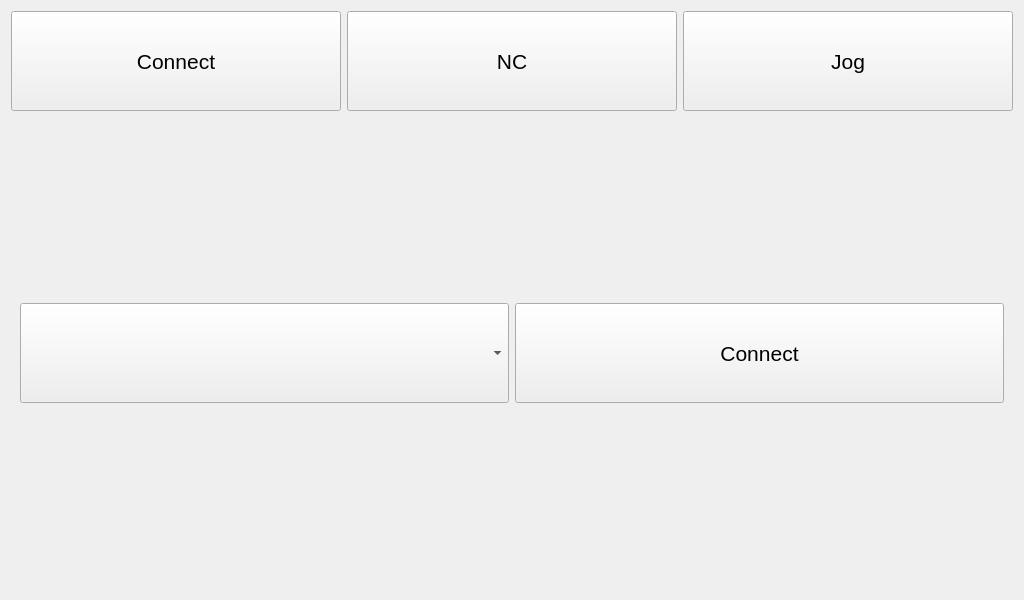
Qt form views/viewMain.ui (Begus001/PyCncTouch) before a commit.
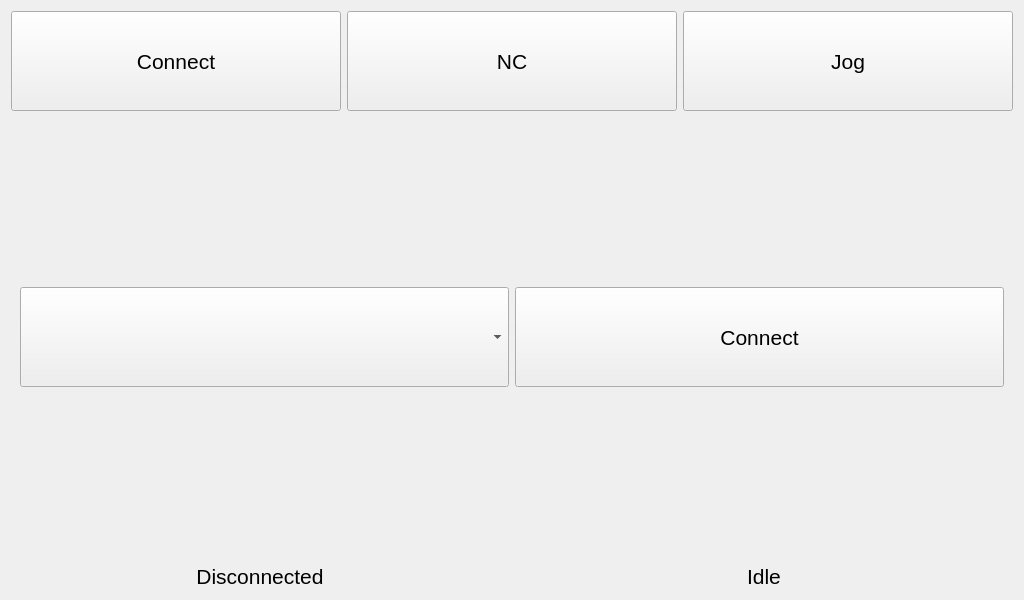
The same form after that commit. Custom widgets are drawn as their Qt base class.

Diff of the .ui file:
```diff
--- a/views/viewMain.ui
+++ b/views/viewMain.ui
@@ -495,6 +495,30 @@
        </widget>
       </widget>
      </item>
+     <item>
+      <layout class="QHBoxLayout" name="horizontalLayout_8">
+       <item>
+        <widget class="QLabel" name="lbConnected">
+         <property name="text">
+          <string>Disconnected</string>
+         </property>
+         <property name="alignment">
+          <set>Qt::AlignCenter</set>
+         </property>
+        </widget>
+       </item>
+       <item>
+        <widget class="QLabel" name="lbState">
+         <property name="text">
+          <string>Idle</string>
+         </property>
+         <property name="alignment">
+          <set>Qt::AlignCenter</set>
+         </property>
+        </widget>
+       </item>
+      </layout>
+     </item>
     </layout>
    </item>
   </layout>
```
Left out of the diff: 136 changed lines with no effect on the pictures.
